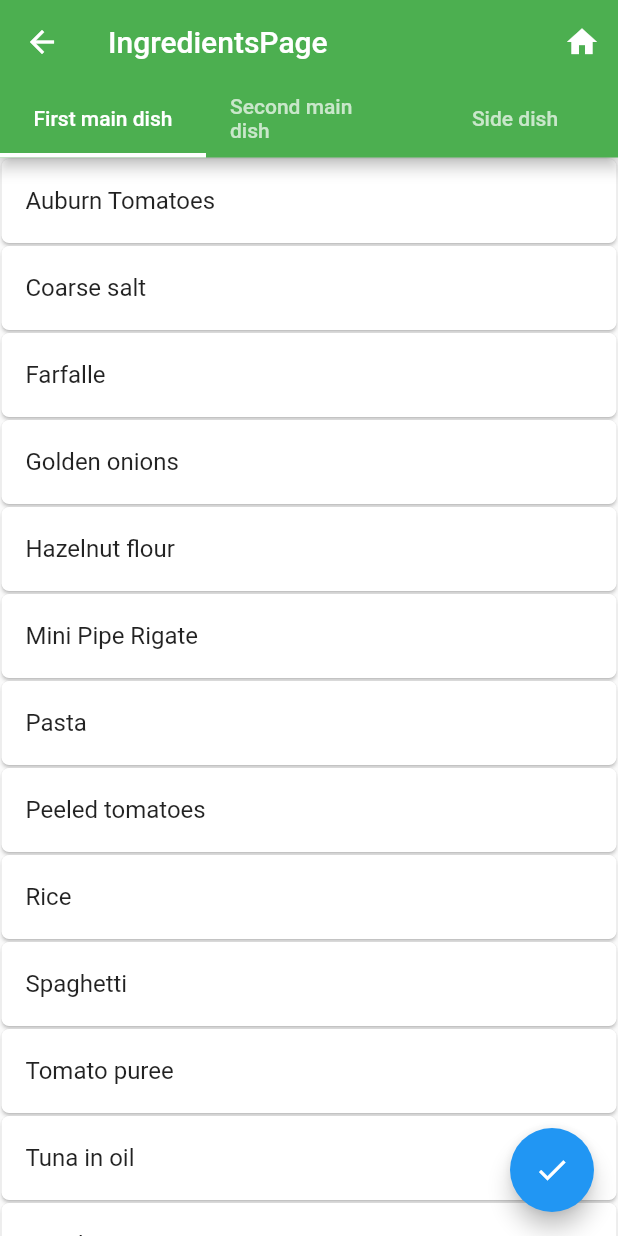
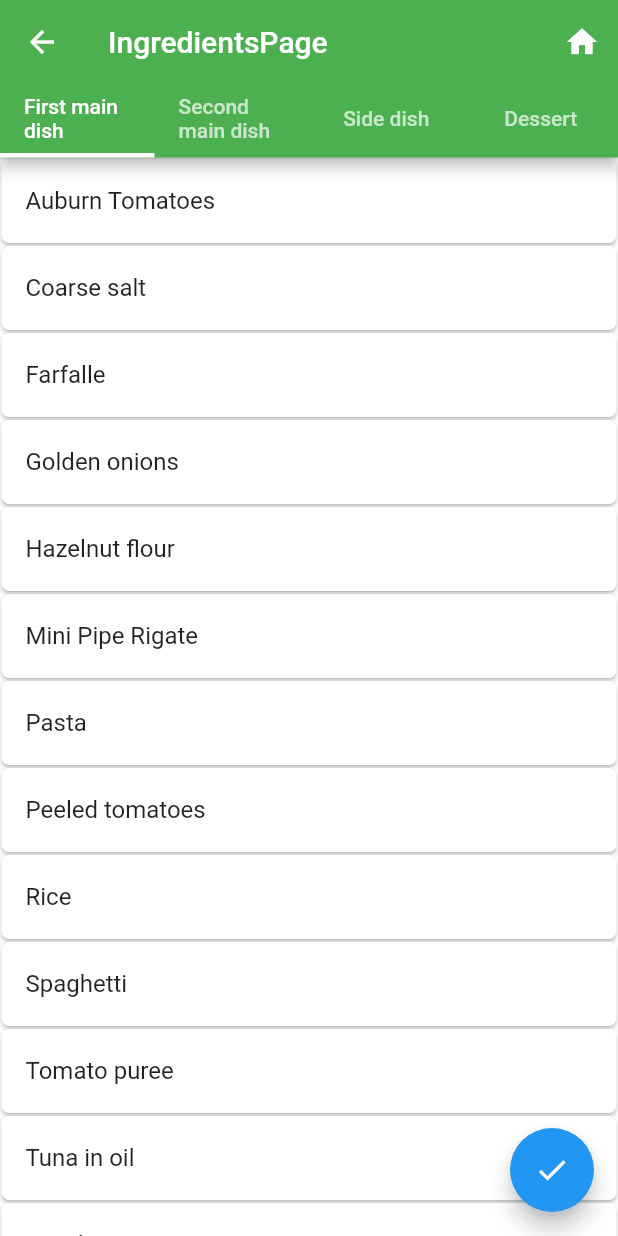
Before and after one commit to SamueleBarbizzi/Flutter-doctors, a Flutter app: the IngredientsPage screen opened directly, on a phone screen of 412 x 824 dp. Run offline on Flutter 3.47's test engine with Material 2 defaults, Android fonts, the light colour scheme and no system bars; our stand-ins replace flutter_login, material_design_icons_flutter, shared_preferences; accounts and stored records are empty.

Commit message:
dessert visualization added to ingr and cookb page

```diff
--- a/lib/models/groups.dart
+++ b/lib/models/groups.dart
@@ -16,8 +16,11 @@ class Groups {
   final List<Map> SideIngredients = IngredientsList().ingredientslist
   .where((element) => element['course'].contains('Side')).toList();
 
+    final List<Map> DessertIngredients = IngredientsList().ingredientslist
+  .where((element) => element['course'].contains('Dessert')).toList();
+
   List<List> createIngredientsGroups(){
-    return [FirstMainDishIngredients,SecondMainDishIngredients,SideIngredients];
+    return [FirstMainDishIngredients,SecondMainDishIngredients,SideIngredients,DessertIngredients];
   }
 
   // here we creates the groups in which the recipes are displayed,
--- a/lib/screens/cookbookpage.dart
+++ b/lib/screens/cookbookpage.dart
@@ -24,7 +24,7 @@ class _CookBookPageState extends State<CookBookPage> {
   //List of recipes
   final List<Map> recipes = CookBook().recipeslist;
 
-  List<List> ingredients = [[],[],[]]; //selected ingredient
+  List<List> ingredients = [[],[],[],[]]; //selected ingredient
 
   List<List> possibleRecipes = [[],[],[],[]]; //shown recipes
 
@@ -95,6 +95,7 @@ class _CookBookPageState extends State<CookBookPage> {
               Tab(child: Text('First main dish')),
               Tab(child: Text('Second main dish')),
               Tab(child: Text('Side dish')),
+              Tab(child: Text('Dessert')),
             ],
           ),
       ),
@@ -290,6 +291,8 @@ class _CookBookPageState extends State<CookBookPage> {
                             //    backgroundColor: Colors.green,
                             //    child: Text(possibleRecipes[index]['id'].toString())),
                             title: Text(possibleRecipes[3][index]['name']),
+
+                            /*
                             trailing:  IconButton(
                               icon: Provider.of<Favorites>(context).isExist(recipes[index])
                                 ? const Icon(Icons.favorite, color: Colors.red)
@@ -302,7 +305,8 @@ class _CookBookPageState extends State<CookBookPage> {
                               Provider.of<Favorites>(context, listen: false).toggleFavorite(recipes[index]);
 
                             },
-                          )));
+                          )
+                          */));
                     },
                   ),
 
--- a/lib/screens/ingredientspage.dart
+++ b/lib/screens/ingredientspage.dart
@@ -28,7 +28,7 @@ class _IngredientsPageState extends State<IngredientsPage> {
   //TextEditingController editingController = TextEditingController();
 
   // Specify the name of the groups in which the ingredients are divided, and create those groups
-  final List<String> groupsName = ['FIRST MAIN DISH','SECOND MAIN DISH','SIDE'];
+  final List<String> groupsName = ['FIRST MAIN DISH','SECOND MAIN DISH','SIDE','DESSERT'];
   List<List> groups = Groups().createIngredientsGroups();
 
   @override
@@ -73,6 +73,7 @@ class _IngredientsPageState extends State<IngredientsPage> {
               Tab(child: Text('First main dish')),
               Tab(child: Text('Second main dish')),
               Tab(child: Text('Side dish')),
+              Tab(child: Text('Dessert')),
             ],
           ),
         ),
@@ -166,6 +167,36 @@ class _IngredientsPageState extends State<IngredientsPage> {
                                     //    backgroundColor: Colors.green,
                                     //    child: Text(items[index]['id'].toString())),
                                     title: Text(groups[2][index]['name']),
+                                  )
+                              );
+                          },
+                        ),
+              ListView.builder(
+                            shrinkWrap: true,
+                            itemCount: groups[3].length,
+                            itemBuilder: (BuildContext ctx, index) {
+                              return Card(
+                                  key: ValueKey(groups[3][index]['name']),
+                                  margin: const EdgeInsets.all(1),
+                                  shape: RoundedRectangleBorder(
+                                      borderRadius: BorderRadius.circular(5)),
+
+                                  // The color depends on this is selected or not
+                                  color: groups[3][index]['isSelected'] == true
+                                      ? Colors.lightGreen
+                                      : Colors.white,
+                                  child: ListTile(
+                                    onTap: () {
+                                      // if this item isn't selected yet, "isSelected": false -> true
+                                      // If this item already is selected: "isSelected": true -> false
+                                      setState(() {
+                                        groups[3][index]['isSelected'] = !groups[3][index]['isSelected'];
+                                      });
+                                    },
+                                    //leading: CircleAvatar(
+                                    //    backgroundColor: Colors.green,
+                                    //    child: Text(items[index]['id'].toString())),
+                                    title: Text(groups[3][index]['name']),
                                   )
                               );
                           },
```
